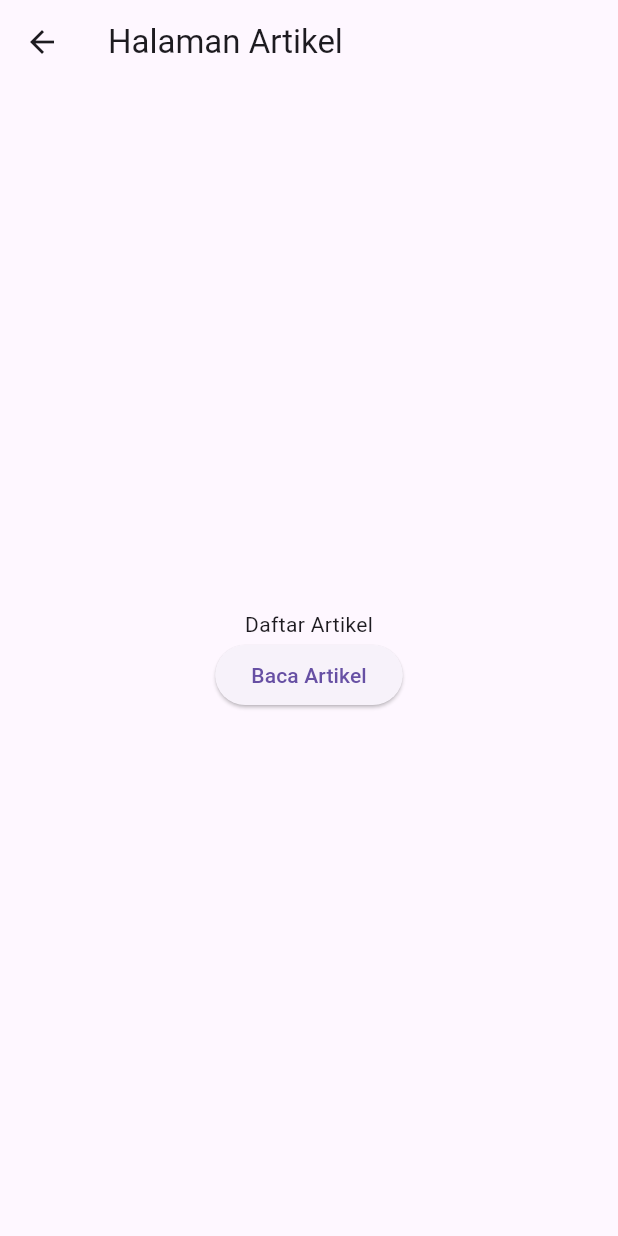
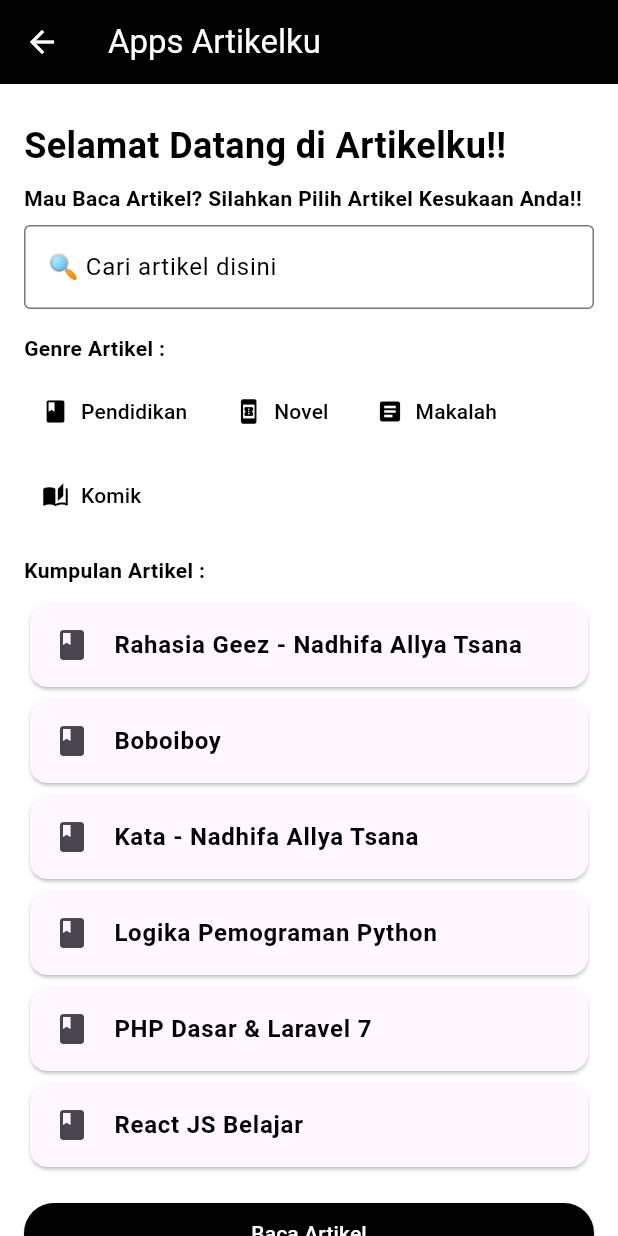
Before and after one commit to ekomh170/dicoding_artikelku_flutter_mobile_pla, a Flutter app: the screen it shows after launch, after a tap on "Lanjut ke Artikel", on a phone screen of 412 x 824 dp. Run offline on Flutter 3.47's test engine with Material 3 defaults, Android fonts, the light colour scheme and no system bars.

Commit message:
menyesuaikan halaman artikel dahulu

```diff
--- a/lib/halaman_artikel.dart
+++ b/lib/halaman_artikel.dart
@@ -1,18 +1,115 @@
+// ignore_for_file: prefer_const_constructors, deprecated_member_use, use_key_in_widget_constructors, prefer_const_constructors_in_immutables, library_private_types_in_public_api
+
 import 'package:flutter/material.dart';
 
-class HalamanArtikel extends StatelessWidget {
+void main() {
+  runApp(HalamanArtikel());
+}
+
+class HalamanArtikel extends StatefulWidget {
+  @override
+  _HalamanArtikelState createState() => _HalamanArtikelState();
+}
+
+class _HalamanArtikelState extends State<HalamanArtikel> {
+  String searchText = '';
+
   @override
   Widget build(BuildContext context) {
-    return Scaffold(
-      appBar: AppBar(
-        title: Text('Halaman Artikel'),
-      ),
-      body: Center(
-        child: Column(
-          mainAxisAlignment: MainAxisAlignment.center,
+    Color textColor = Theme.of(context).scaffoldBackgroundColor == Colors.black ? Colors.white : Colors.black;
+
+    // Membuat daftar artikel yang akan ditampilkan berdasarkan hasil pencarian
+    List<String> filteredArtikel = _getFilteredArtikel(searchText);
+
+    return MaterialApp(
+      debugShowCheckedModeBanner: false,
+      home: Scaffold(
+        backgroundColor: Colors.white,
+        appBar: AppBar(
+          backgroundColor: Colors.black,
+          title: Text(
+            'Apps Artikelku',
+            style: TextStyle(color: Colors.white),
+          ),
+          iconTheme: IconThemeData(color: Colors.white),
+          leading: IconButton( // Tombol kembali pada AppBar
+            icon: Icon(Icons.arrow_back),
+            onPressed: () {
+              Navigator.pop(context);
+            },
+          ),
+        ),
+        body: ListView(
+          padding: EdgeInsets.all(16.0),
           children: [
-            Text('Daftar Artikel'),
+            SizedBox(height: 8.0),
+            Text(
+              'Selamat Datang di Artikelku!!',
+              style: TextStyle(
+                color: textColor,
+                fontWeight: FontWeight.bold,
+                fontSize: 24.0, // Menyesuaikan ukuran teks
+
+              ),
+            ),
+            SizedBox(height: 8.0),
+            Text(
+              'Mau Baca Artikel? Silahkan Pilih Artikel Kesukaan Anda!!',
+              style: TextStyle(
+                color: textColor,
+                fontWeight: FontWeight.bold,
+              ),
+            ),
+            SizedBox(height: 8.0),
+            TextField(
+              onChanged: (value) {
+                setState(() {
+                  searchText = value;
+                });
+              },
+              decoration: InputDecoration(
+                hintText: '🔍 Cari artikel disini',
+                border: OutlineInputBorder(),
+                hintStyle: TextStyle(color: textColor),
+              ),
+            ),
+            SizedBox(height: 16.0),
+            Text(
+              'Genre Artikel :',
+              style: TextStyle(
+                color: textColor,
+                fontWeight: FontWeight.bold,
+              ),
+            ),
+            SizedBox(height: 8.0),
+            Wrap(
+              spacing: 8.0,
+              runSpacing: 8.0,
+              children: [
+                GenreCard('Pendidikan', Icons.book, textColor),
+                GenreCard('Novel', Icons.book_online, textColor),
+                GenreCard('Makalah', Icons.article, textColor),
+                GenreCard('Komik', Icons.auto_stories, textColor),
+              ],
+            ),
+            SizedBox(height: 16.0),
+            Text(
+              'Kumpulan Artikel :',
+              style: TextStyle(
+                color: textColor,
+                fontWeight: FontWeight.bold,
+              ),
+            ),
+            SizedBox(height: 8.0),
+            Column(
+              children: filteredArtikel.map((artikel) => ArtikelCard(artikel, Icons.book, textColor)).toList(),
+            ),
+            SizedBox(height: 16.0),
             ElevatedButton(
+              style: ElevatedButton.styleFrom(
+                primary: const Color.fromARGB(255, 0, 0, 0),
+                onPrimary: Colors.white,
+              ),
               onPressed: () {
                 Navigator.pushNamed(context, '/detailArtikel');
               },
@@ -23,4 +120,75 @@ class HalamanArtikel extends StatelessWidget {
       ),
     );
   }
+
+  // Logika untuk memfilter daftar artikel berdasarkan kata kunci pencarian
+  List<String> _getFilteredArtikel(String searchText) {
+    if (searchText.isEmpty) {
+      return [
+        'Rahasia Geez - Nadhifa Allya Tsana',
+        'Boboiboy',
+        'Kata - Nadhifa Allya Tsana',
+        'Logika Pemograman Python',
+        'PHP Dasar & Laravel 7',
+        'React JS Belajar'
+      ];
+    } else {
+      return [
+        'Rahasia Geez - Nadhifa Allya Tsana',
+        'Boboiboy',
+        'Kata - Nadhifa Allya Tsana',
+        'Logika Pemograman Python',
+        'PHP Dasar & Laravel 7',
+        'React JS Belajar'
+      ].where((artikel) => artikel.toLowerCase().contains(searchText.toLowerCase())).toList();
+    }
+  }
 }
+
+class GenreCard extends StatelessWidget {
+  final String genre;
+  final IconData icon;
+  final Color textColor;
+
+  GenreCard(this.genre, this.icon, this.textColor);
+
+  @override
+  Widget build(BuildContext context) {
+    return ElevatedButton.icon(
+      style: ElevatedButton.styleFrom(
+        primary: Colors.white,
+        onPrimary: textColor,
+        elevation: 0,
+        padding: EdgeInsets.symmetric(horizontal: 12.0, vertical: 8.0),
+      ),
+      onPressed: () {},
+      icon: Icon(icon),
+      label: Text(genre),
+    );
+  }
+}
+
+class ArtikelCard extends StatelessWidget {
+  final String artikel;
+  final IconData icon;
+  final Color textColor;
+
+  ArtikelCard(this.artikel, this.icon, this.textColor);
+
+  @override
+  Widget build(BuildContext context) {
+    return Card(
+      color: Theme.of(context).scaffoldBackgroundColor,
+      child: ListTile(
+        leading: Icon(icon),
+        title: Text(
+          artikel,
+          style: TextStyle(
+            color: textColor,
+            fontWeight: FontWeight.bold,
+          ),
+        ),
+      ),
+    );
+  }
+}
```
